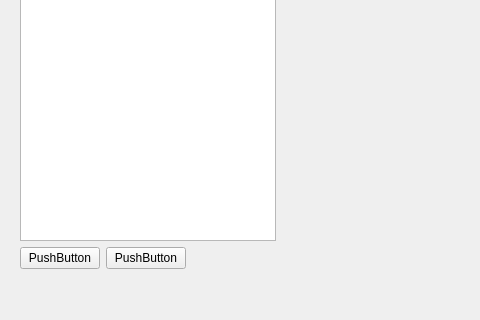
This is GroupProject/mainwindow.ui in eeyzr1/2024_Group_01 as Qt 5 draws it before an edit; both pictures show x 0 to 480 and y 280 to 600 of the 800 by 600 pixel window. The edited form follows.
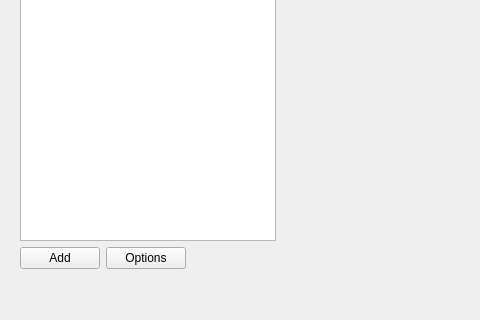
This is the edited form. Icons and pictures are not drawn. Custom widgets are drawn as their Qt base class.

The edit to the form file:
```diff
--- a/GroupProject/mainwindow.ui
+++ b/GroupProject/mainwindow.ui
@@ -14,7 +14,7 @@
    <string>MainWindow</string>
   </property>
   <widget class="QWidget" name="centralwidget">
-   <widget class="QWidget" name="">
+   <widget class="QWidget" name="layoutWidget">
     <property name="geometry">
      <rect>
       <x>20</x>
@@ -56,14 +56,14 @@
        <item>
         <widget class="QPushButton" name="pushButton">
          <property name="text">
-          <string>PushButton</string>
+          <string>Add</string>
          </property>
         </widget>
        </item>
        <item>
         <widget class="QPushButton" name="pushButton_2">
          <property name="text">
-          <string>PushButton</string>
+          <string>Options</string>
          </property>
         </widget>
        </item>
```
